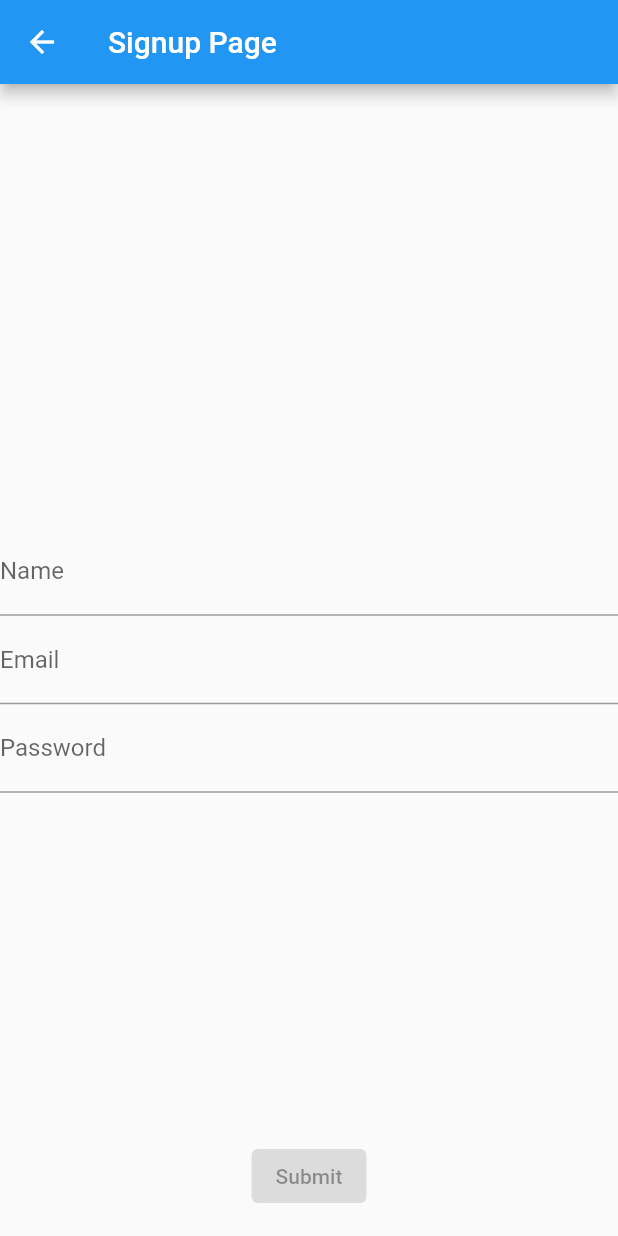
After one commit to babihutan/flutter_rx_vote, a Flutter app: the screen it shows after launch, after a tap on "Add Person", on a phone screen of 412 x 824 dp. The commit adds this screen. Run offline on Flutter 3.47's test engine with Material 2 defaults, Android fonts, the phone set to English and light mode, and no system bars; our stand-ins replace cloud_firestore, firebase_core, rxdart; accounts and stored records are empty.

Commit message:
add signup page

```diff
--- a/lib/main.dart
+++ b/lib/main.dart
@@ -2,7 +2,8 @@ import 'package:firebase_core/firebase_core.dart';
 import 'package:flutter/material.dart';
 import 'package:flutter_rx_vote/db_service.dart';
 import 'package:flutter_rx_vote/firebase_options.dart';
-import 'package:flutter_rx_vote/signup_bloc.dart';
+import 'package:flutter_rx_vote/person_data.dart';
+import 'package:flutter_rx_vote/signup_page.dart';
 
 void main() async {
   WidgetsFlutterBinding.ensureInitialized();
@@ -20,19 +21,17 @@ class MyApp extends StatelessWidget {
   @override
   Widget build(BuildContext context) {
     return MaterialApp(
-      title: 'Flutter Demo',
+      title: 'Flutter Rx Vote',
       theme: ThemeData(
         primarySwatch: Colors.blue,
       ),
-      home: MyHomePage(),
+      home: const MyHomePage(),
     );
   }
 }
 
 class MyHomePage extends StatelessWidget {
-  MyHomePage({Key? key}) : super(key: key);
-
-  final SignupBloc _signupBloc = SignupBloc();
+  const MyHomePage({Key? key}) : super(key: key);
 
   @override
   Widget build(BuildContext context) {
@@ -40,77 +39,30 @@ class MyHomePage extends StatelessWidget {
       appBar: AppBar(
         title: const Text('Home Page'),
       ),
-      floatingActionButtonLocation: FloatingActionButtonLocation.centerFloat,
-      floatingActionButton: StreamBuilder<bool>(
-        stream: _signupBloc.isSubmitValid,
-        builder: (context, isValidSnap) {
-          return ElevatedButton(
-            onPressed: (isValidSnap.hasData && isValidSnap.data!) ? _signupBloc.submit : null,
-            child: const Text('Submit'),
-          );
-        }
-      ),
       body: Center(
         child: Column(
           mainAxisAlignment: MainAxisAlignment.center,
           children: <Widget>[
-            _nameField(context),
-            _emailField(context),
-            _passwordField(context),
+            StreamBuilder<List<Person>>(
+              stream: dbService.persons,
+              builder: (context, personsSnap) {
+                if (!personsSnap.hasData) {
+                  return const Text('No data');
+                }
+                return Text('${personsSnap.data!.length} persons');
+              },
+            ),
+            TextButton(
+                onPressed: () {
+                  Navigator.push(
+                    context,
+                    MaterialPageRoute(builder: (context) => SignupPage()),
+                  );
+                },
+                child: const Text('Add Person'))
           ],
         ),
       ),
     );
   }
-
-    Widget _nameField(BuildContext context) {
-    return StreamBuilder(
-      stream: _signupBloc.name,
-      builder: (context, snapshot) {
-        return TextField(
-          onChanged: _signupBloc.changeName,
-          keyboardType: TextInputType.name,
-          decoration: InputDecoration(
-            hintText: 'Jim Jones',
-            labelText: 'Name',
-            errorText: snapshot.hasError ? snapshot.error.toString() : null,
-          ),
-        );
-      },
-    );
-  }
-
-  Widget _emailField(BuildContext context) {
-    return StreamBuilder(
-      stream: _signupBloc.email,
-      builder: (context, snapshot) {
-        return TextField(
-          onChanged: _signupBloc.changeEmail,
-          keyboardType: TextInputType.emailAddress,
-          decoration: InputDecoration(
-            hintText: 'me@fun.com',
-            labelText: 'Email',
-            errorText: snapshot.hasError ? snapshot.error.toString() : null,
-          ),
-        );
-      },
-    );
-  }
-
-  Widget _passwordField(BuildContext context) {
-    return StreamBuilder(
-      stream: _signupBloc.password,
-      builder: (context, snapshot) {
-        return TextField(
-          obscureText: true,
-          onChanged: _signupBloc.changePassword,
-          decoration: InputDecoration(
-            hintText: 'Password',
-            labelText: 'Password',
-            errorText: snapshot.hasError ? snapshot.error.toString() : null,
-          ),
-        );
-      },
-    );
-  }
 }
--- /dev/null
+++ b/lib/signup_page.dart
@@ -0,0 +1,88 @@
+import 'package:flutter/material.dart';
+import 'package:flutter_rx_vote/signup_bloc.dart';
+
+class SignupPage extends StatelessWidget {
+  SignupPage({Key? key}) : super(key: key);
+
+ final SignupBloc _signupBloc = SignupBloc();
+
+  @override
+  Widget build(BuildContext context) {
+    return Scaffold(
+      appBar: AppBar(
+        title: const Text('Signup Page'),
+      ),
+      floatingActionButtonLocation: FloatingActionButtonLocation.centerFloat,
+      floatingActionButton: StreamBuilder<bool>(
+        stream: _signupBloc.isSubmitValid,
+        builder: (context, isValidSnap) {
+          return ElevatedButton(
+            onPressed: (isValidSnap.hasData && isValidSnap.data!) ? _signupBloc.submit : null,
+            child: const Text('Submit'),
+          );
+        }
+      ),
+      body: Center(
+        child: Column(
+          mainAxisAlignment: MainAxisAlignment.center,
+          children: <Widget>[
+            _nameField(context),
+            _emailField(context),
+            _passwordField(context),
+          ],
+        ),
+      ),
+    );
+  }
+
+    Widget _nameField(BuildContext context) {
+    return StreamBuilder(
+      stream: _signupBloc.name,
+      builder: (context, snapshot) {
+        return TextField(
+          onChanged: _signupBloc.changeName,
+          keyboardType: TextInputType.name,
+          decoration: InputDecoration(
+            hintText: 'Jim Jones',
+            labelText: 'Name',
+            errorText: snapshot.hasError ? snapshot.error.toString() : null,
+          ),
+        );
+      },
+    );
+  }
+
+  Widget _emailField(BuildContext context) {
+    return StreamBuilder(
+      stream: _signupBloc.email,
+      builder: (context, snapshot) {
+        return TextField(
+          onChanged: _signupBloc.changeEmail,
+          keyboardType: TextInputType.emailAddress,
+          decoration: InputDecoration(
+            hintText: 'me@fun.com',
+            labelText: 'Email',
+            errorText: snapshot.hasError ? snapshot.error.toString() : null,
+          ),
+        );
+      },
+    );
+  }
+
+  Widget _passwordField(BuildContext context) {
+    return StreamBuilder(
+      stream: _signupBloc.password,
+      builder: (context, snapshot) {
+        return TextField(
+          obscureText: true,
+          onChanged: _signupBloc.changePassword,
+          decoration: InputDecoration(
+            hintText: 'Password',
+            labelText: 'Password',
+            errorText: snapshot.hasError ? snapshot.error.toString() : null,
+          ),
+        );
+      },
+    );
+  }
+}
```
